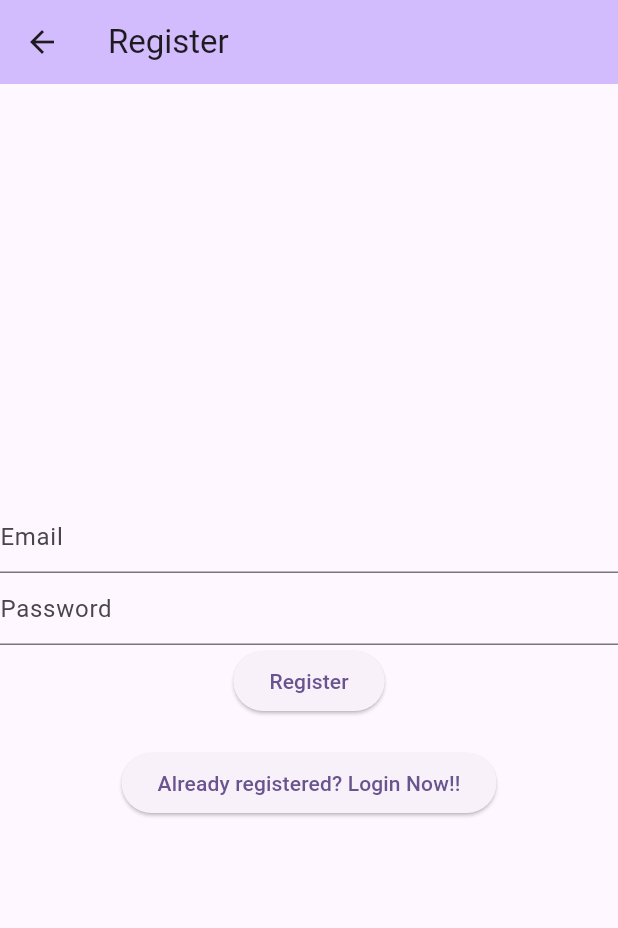
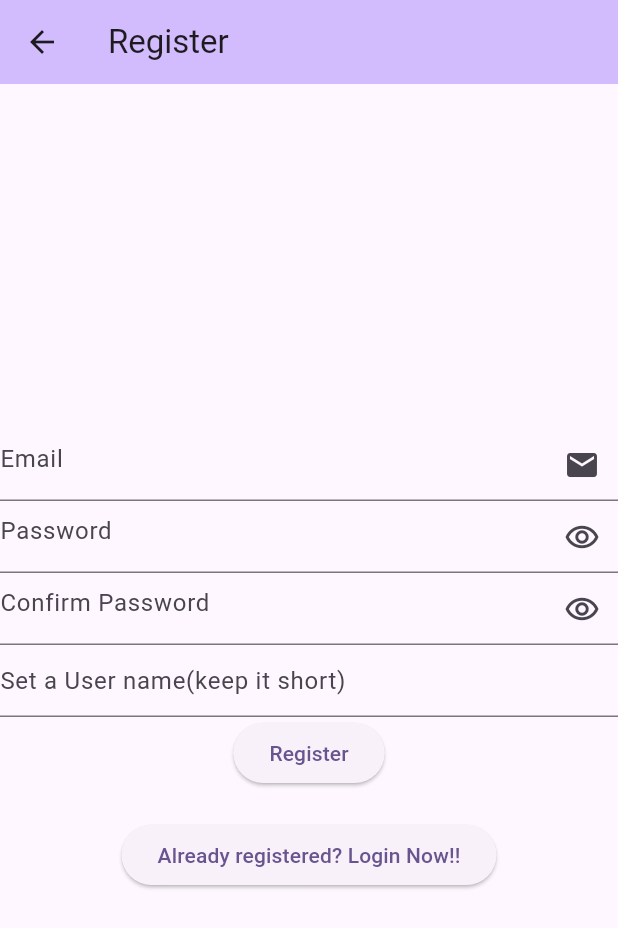
Before and after one commit to Bhaveshpatil75/Digit-Matching-Cricket, a Flutter app: the RegisterPage screen opened by its route, on a phone screen of 412 x 824 dp. Shown: the top 928 px of the screen. Run offline on Flutter 3.47's test engine with Material 3 defaults, Android fonts, the phone set to English and light mode, and no system bars; our stand-ins replace firebase_auth, firebase_core, font_awesome_flutter; accounts and stored records are empty; network calls fail.

Commit message:
commit on 15-06-24

```diff
--- a/lib/constants/routes.dart
+++ b/lib/constants/routes.dart
@@ -1,4 +1,8 @@
 const loginRoute="/login/";
 const registerRoute="/register/";
 const verifyRoute="/verify/";
-const notesRoute="/notes/";
+// const notesRoute="/notes/";
+const tossRoute="/toss/";
+const routeRoute="/route/";
+const winnerRoute="/winner/";
+const matchRoute="/match/";
--- a/lib/enums/menu_actions.dart
+++ b/lib/enums/menu_actions.dart
@@ -1 +1 @@
-enum MenuAction{logout}
+enum MenuAction{newGame,records,feedback,globalRank}
--- a/lib/pages/register_page.dart
+++ b/lib/pages/register_page.dart
@@ -1,6 +1,9 @@
 import 'package:fcc/constants/routes.dart';
 import 'package:fcc/services/auth/auth_exceptionss.dart';
 import 'package:fcc/services/auth/auth_service.dart';
+import 'package:fcc/services/auth/database_service.dart';
+import 'package:fcc/widgets/loading.dart';
+import 'package:firebase_auth/firebase_auth.dart';
 import 'package:flutter/material.dart';
 import '../dialogs/show_error_dialog.dart';
 
@@ -11,20 +14,25 @@ class RegisterPage extends StatefulWidget {
   State<RegisterPage> createState() => _RegisterPage();
 }
 
-
 class _RegisterPage extends State<RegisterPage> {
 
   var em=TextEditingController();
   var ps=TextEditingController();
+  var cps=TextEditingController();
+  var name=TextEditingController();
+ late bool loading,showPass,showCPass;
+ @override
+  void initState() {
+    loading=showPass=showCPass=false;
+    super.initState();
+  }
 
   @override
   Widget build(BuildContext context) {
 
-    return Scaffold(
+    return loading? Loading():Scaffold(
         appBar: AppBar(
-
           backgroundColor: Theme.of(context).colorScheme.inversePrimary,
-
           title: Text("Register"),
         ),
         body: Center(
@@ -35,35 +43,83 @@ class _RegisterPage extends State<RegisterPage> {
                   controller: em,
                   decoration: InputDecoration(
                     hintText: "Email",
+                    suffixIcon: Icon(Icons.mail)
                   )
               ),
               TextField(
                 controller: ps,
-                obscureText: true,
+                obscureText: !showPass,
                 enableSuggestions: false,
                 autocorrect: false,
                 decoration: InputDecoration(
                   hintText: "Password",
+                  suffixIcon: IconButton(onPressed: () {
+                    setState(() {
+                      showPass=!showPass;
+                    });
+                  }, icon: Icon(showPass?Icons.remove_red_eye:Icons.remove_red_eye_outlined),),
                 ),
+              ),
+              TextField(
+                controller: cps,
+                obscureText: !showCPass,
+                enableSuggestions: false,
+                autocorrect: false,
+                decoration: InputDecoration(
+                  hintText: "Confirm Password",
+                  suffixIcon: IconButton(onPressed: () {
+                    setState(() {
+                      showCPass=!showCPass;
+                    });
+                  }, icon: Icon(showCPass?Icons.remove_red_eye:Icons.remove_red_eye_outlined),),
+                ),
+              ),
+              TextField(
+                  controller: name,
+                  decoration: InputDecoration(
+                    hintText: "Set a User name(keep it short)",
+                  )
               ),
               ElevatedButton(
                 onPressed: () async {
                   try {
+                    ps.text != cps.text? throw NotMatchException():null;
+                    setState(() {
+                      loading=true;
+                    });
                     await AuthService.firebase().createUser(
-                        email: em.text,
-                        password: ps.text
+                      email: em.text,
+                      password: ps.text
                     );
-                    final user=AuthService.firebase().currentUser;
-                     AuthService.firebase().sendVerificationMail();
+                    await DatabaseService(uid: FirebaseAuth.instance.currentUser!.uid).addUser(name.text);
+                    final user=FirebaseAuth.instance.currentUser;
+                    user?.updateDisplayName(name.text);
+                    await AuthService.firebase().sendVerificationMail();
                     Navigator.pushNamed(context,verifyRoute);
+
+                  } on NotMatchException {
+                    await showErrorDialog(context, "Password and Confirm password must be same");
+                    loading=false;
                   } on EmailAlreadyInUseAuthException {//catching the exception if creation of user fails
-                    await showErrorDialog(context, "Email already Taken");  //various types of exception could be handled here. (like we did in Loginpage)
+                    await showErrorDialog(context, "Email already Taken");//various types of exception could be handled here. (like we did in Loginpage)
+                    setState(() {
+                      loading=false;
+                    });
                   }on WeakPasswordAuthException{
                     await showErrorDialog(context, "Password is too Weak");
+                    setState(() {
+                      loading=false;
+                    });
                   }on InvalidEmailAuthException{
                     await showErrorDialog(context, "Invalid Email");
+                    setState(() {
+                      loading=false;
+                    });
                   }on GenericAuthException {
                     await showErrorDialog(context, "Something went wrong!!");
+                    setState(() {
+                      loading=false;
+                    });
                   }
                 },
                 child: Text("Register"),
@@ -78,3 +134,5 @@ class _RegisterPage extends State<RegisterPage> {
     );
   }
 }
+
+ class NotMatchException implements Exception{}
--- a/lib/pages/verification_page.dart
+++ b/lib/pages/verification_page.dart
@@ -9,7 +9,9 @@ class VerifyPage extends StatelessWidget {
   Widget build(BuildContext context) {
     return  Scaffold(
       appBar: AppBar(title: const Text("Verification"),),
-      body: Column(
+      body: Center(
+        child: Column(
+          mainAxisAlignment: MainAxisAlignment.center,
           children: [
             const Text("We've sent you a verification mail"),
             SizedBox(height: 10,),
@@ -25,6 +27,7 @@ class VerifyPage extends StatelessWidget {
             }, child: Text("Login"))
           ],
         ),
+      ),
     );
   }
 }
--- a/lib/services/auth/auth_service.dart
+++ b/lib/services/auth/auth_service.dart
@@ -1,7 +1,6 @@
 import 'package:fcc/services/auth/auth_providerr.dart';
 import 'package:fcc/services/auth/auth_user.dart';
 import 'package:fcc/services/auth/firebase_auth_provider.dart';
-import 'package:firebase_core/firebase_core.dart';
 
 import '../../firebase_options.dart';
 
@@ -14,7 +13,7 @@ class AuthService implements AuthProviderr{
 
   @override
   Future<AuthUser> createUser({required email, required password}) {
-    return authProviderr.createUser(email: email, password: password);
+    return authProviderr.createUser(email: email, password: password,);
   }
 
   @override
--- a/lib/services/auth/auth_user.dart
+++ b/lib/services/auth/auth_user.dart
@@ -3,8 +3,8 @@ import 'package:firebase_auth/firebase_auth.dart' show User;
 class AuthUser{
   final bool isEmailVerified;
 
-  AuthUser(this.isEmailVerified);
+  AuthUser({required this.isEmailVerified});
 
-  factory AuthUser.fromFirebase(User user) => AuthUser(user.emailVerified);
+  factory AuthUser.fromFirebase(User user) => AuthUser(isEmailVerified:user.emailVerified);
 
 }
--- a/lib/services/auth/firebase_auth_provider.dart
+++ b/lib/services/auth/firebase_auth_provider.dart
@@ -3,8 +3,8 @@ import 'package:fcc/services/auth/auth_exceptionss.dart';
 import 'package:fcc/services/auth/auth_user.dart';
 import 'package:firebase_auth/firebase_auth.dart';
 import 'package:firebase_core/firebase_core.dart';
+import '../../firebase_options.dart';
 
-import '../../firebase_options.dart';
 
 class FirebaseAuthProvider implements AuthProviderr{
   @override
@@ -77,6 +77,4 @@ class FirebaseAuthProvider implements AuthProviderr{
         options: DefaultFirebaseOptions.currentPlatform
     );
   }
-
-
 }
```
Also changed, not shown: lib/main.dart (+12 -10 lines), lib/pages/Toss_page.dart (added, +195 -0 lines), lib/pages/login_page.dart (+58 -5 lines), lib/pages/notes_page.dart (deleted, +0 -43 lines), pubspec.yaml (+15 -3 lines), pubspec.lock, 2 other files. Lines whose indentation alone changed are shown as unchanged.
